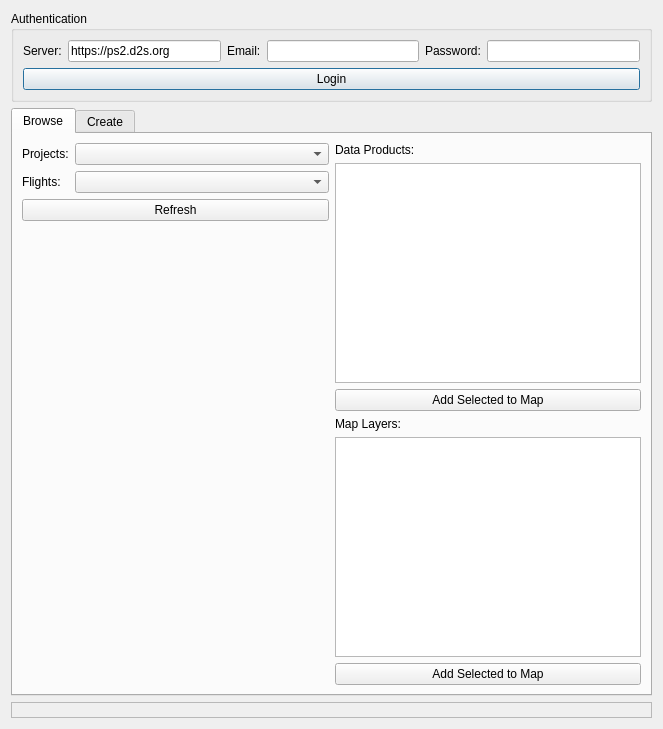
Old version of the form d2s_browser_dialog_base.ui in the repository gdslab/d2spy-qgis-plugin.
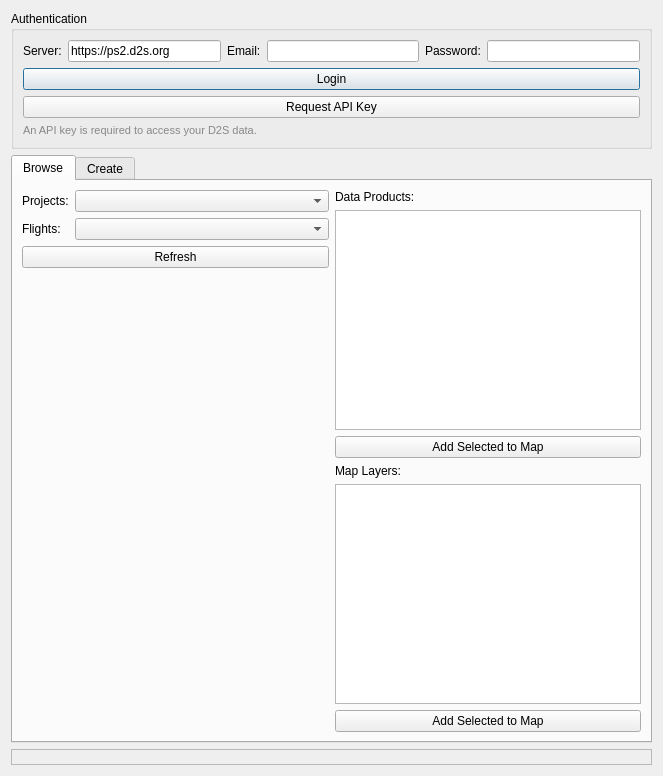
New version of the form.

Commit message: prompt user to request api key when needed

```diff
--- a/d2s_browser_dialog_base.ui
+++ b/d2s_browser_dialog_base.ui
@@ -79,6 +79,29 @@
         </property>
        </widget>
       </item>
+      <item>
+       <widget class="QPushButton" name="requestApiKeyPushButton">
+        <property name="text">
+         <string>Request API Key</string>
+        </property>
+        <property name="visible">
+         <bool>false</bool>
+        </property>
+       </widget>
+      </item>
+      <item>
+       <widget class="QLabel" name="apiKeyHintLabel">
+        <property name="text">
+         <string>An API key is required to access your D2S data.</string>
+        </property>
+        <property name="visible">
+         <bool>false</bool>
+        </property>
+        <property name="styleSheet">
+         <string>QLabel { color: #888; font-size: 11px; }</string>
+        </property>
+       </widget>
+      </item>
      </layout>
     </widget>
    </item>
```
The commit also changes 2 other files.
